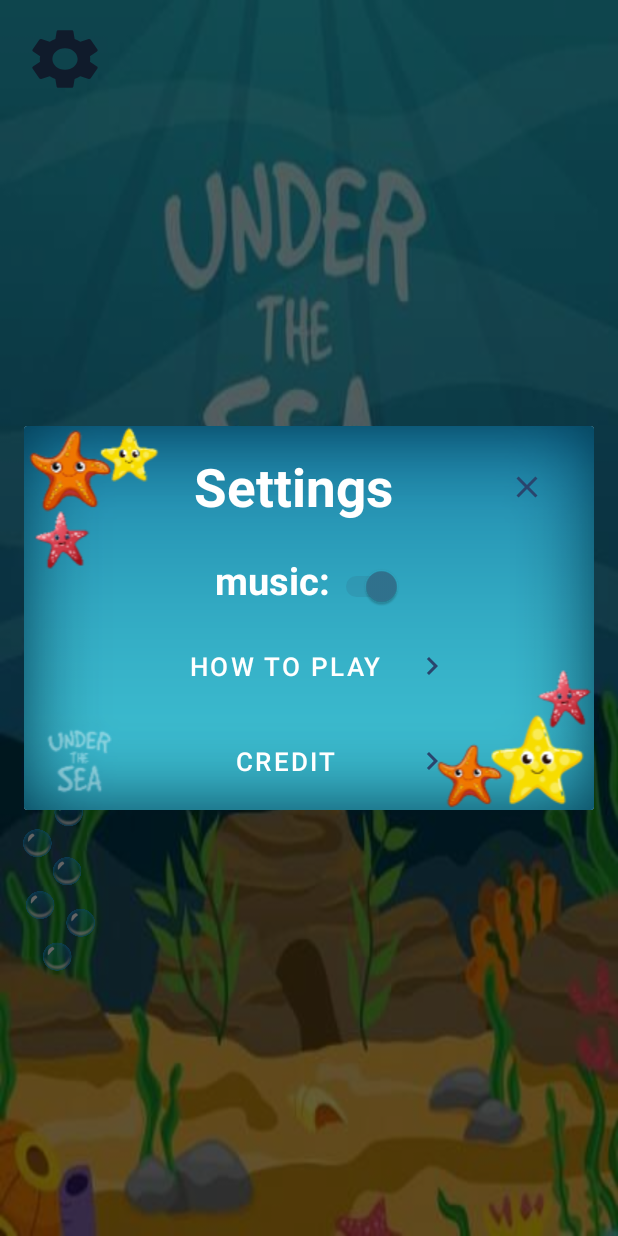
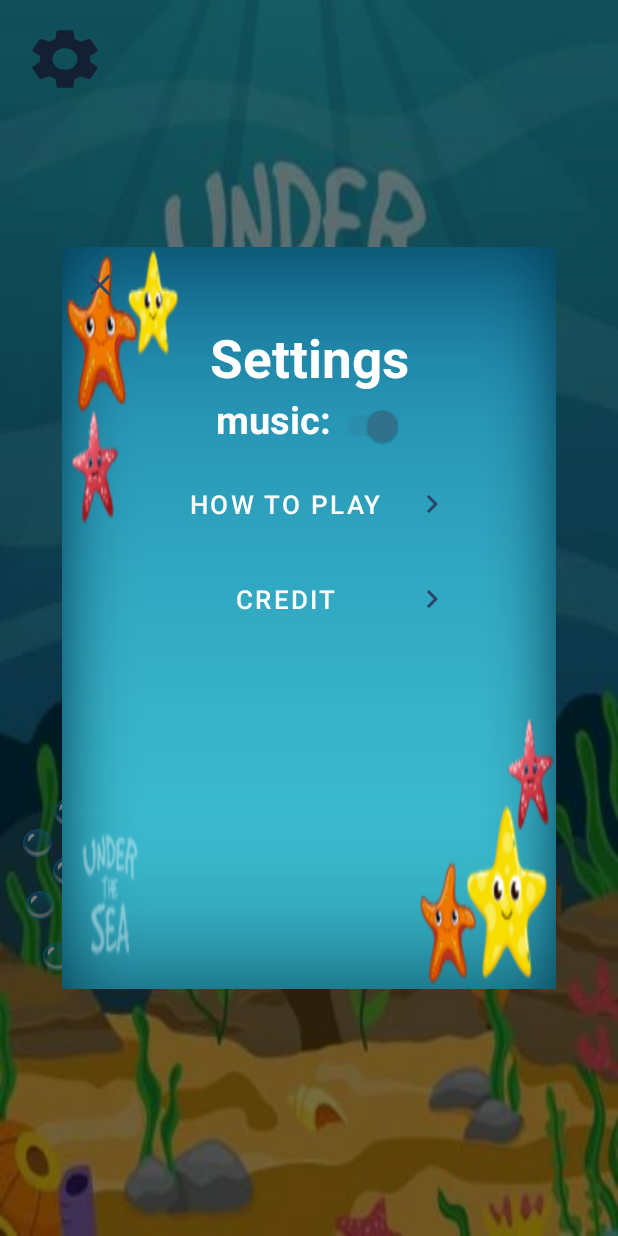
Before and after one commit to yaniv208/UnderTheSea, an Android app: the screen it shows after launch (MainActivity), after a tap on an icon or button, on a phone screen of 412 x 824 dp. Run offline under Robolectric (Android 15) with nearby library versions, the phone set to English and light mode, and no system bars.

Commit message:
Added fragment for settings

```diff
--- a/app/build.gradle
+++ b/app/build.gradle
@@ -33,6 +33,7 @@ dependencies {
     implementation 'androidx.appcompat:appcompat:1.2.0'
     implementation 'com.google.android.material:material:1.3.0'
     implementation 'androidx.constraintlayout:constraintlayout:2.0.4'
+    implementation 'androidx.legacy:legacy-support-v4:1.0.0'
     testImplementation 'junit:junit:4.+'
     androidTestImplementation 'androidx.test.ext:junit:1.1.2'
     androidTestImplementation 'androidx.test.espresso:espresso-core:3.3.0'
--- a/app/src/main/java/com/hit/underthesea/MainActivity.java
+++ b/app/src/main/java/com/hit/underthesea/MainActivity.java
@@ -12,6 +12,8 @@ import android.widget.ImageButton;
 import android.widget.ImageView;
 import android.widget.Switch;
 import android.widget.TextView;
+
+import com.hit.underthesea.fragments.SettingsFragment;
 
 import java.util.zip.Inflater;
 
@@ -32,42 +34,43 @@ public class MainActivity extends AppCompatActivity {
         setting.setOnClickListener(new View.OnClickListener() {
             @Override
             public void onClick(View view) {
-                AlertDialog.Builder builder = new AlertDialog.Builder(MainActivity.this);
-
-                View dialogView =  getLayoutInflater().inflate(R.layout.menu,null);
-
-                Switch music = dialogView.findViewById(R.id.switchmusic_btn);
-                Button howToPlay = dialogView.findViewById(R.id.howtoplay_btn);
-
-                AlertDialog.Builder builderHowToPlay = new AlertDialog.Builder(MainActivity.this);
-                View dialogView2 = getLayoutInflater().inflate(R.layout.how_to_play,null);
-                TextView title = dialogView2.findViewById(R.id.title_how_to_play);
-                TextView subtitle = dialogView2.findViewById(R.id.text_how_to_play);
-
-                howToPlay.setOnClickListener(new View.OnClickListener() {
-                    @Override
-                    public void onClick(View view) {
-                        builderHowToPlay.setView(dialogView2).show();
-                        title.setText("How to play");
-                        subtitle.setText("jnev;vmwe;m;rv'v we");
-                    }
-                });
-
-                Button credit = dialogView.findViewById(R.id.credit_btn);
-
-                credit.setOnClickListener(new View.OnClickListener() {
-                    @Override
-                    public void onClick(View view) {
-
-                        builderHowToPlay.setView(dialogView2).show();
-                        title.setText("Credit");
-                        subtitle.setText(";aksocmwooslq;,");
-                    }
-                });
-
-
-                builder.setCancelable(false);
-                builder.setView(dialogView).show();
+                getSupportFragmentManager().beginTransaction().add(R.id.fragment_container, new SettingsFragment(), null).addToBackStack("Settings").commit();
+//                AlertDialog.Builder builder = new AlertDialog.Builder(MainActivity.this);
+//
+//                View dialogView =  getLayoutInflater().inflate(R.layout.menu,null);
+//
+//                Switch music = dialogView.findViewById(R.id.switchmusic_btn);
+//                Button howToPlay = dialogView.findViewById(R.id.howtoplay_btn);
+//
+//                AlertDialog.Builder builderHowToPlay = new AlertDialog.Builder(MainActivity.this);
+//                View dialogView2 = getLayoutInflater().inflate(R.layout.how_to_play,null);
+//                TextView title = dialogView2.findViewById(R.id.title_how_to_play);
+//                TextView subtitle = dialogView2.findViewById(R.id.text_how_to_play);
+//
+//                howToPlay.setOnClickListener(new View.OnClickListener() {
+//                    @Override
+//                    public void onClick(View view) {
+//                        builderHowToPlay.setView(dialogView2).show();
+//                        title.setText("How to play");
+//                        subtitle.setText("jnev;vmwe;m;rv'v we");
+//                    }
+//                });
+//
+//                Button credit = dialogView.findViewById(R.id.credit_btn);
+//
+//                credit.setOnClickListener(new View.OnClickListener() {
+//                    @Override
+//                    public void onClick(View view) {
+//
+//                        builderHowToPlay.setView(dialogView2).show();
+//                        title.setText("Credit");
+//                        subtitle.setText(";aksocmwooslq;,");
+//                    }
+//                });
+//
+//
+//                builder.setCancelable(false);
+//                builder.setView(dialogView).show();
 
 
 
--- /dev/null
+++ b/app/src/main/java/com/hit/underthesea/fragments/SettingsFragment.java
@@ -0,0 +1,49 @@
+package com.hit.underthesea.fragments;
+
+import android.os.Bundle;
+
+import androidx.fragment.app.Fragment;
+import androidx.transition.TransitionInflater;
+
+import android.view.LayoutInflater;
+import android.view.View;
+import android.view.ViewGroup;
+import android.widget.Button;
+
+import com.hit.underthesea.R;
+
+
+public class SettingsFragment extends Fragment implements View.OnClickListener {
+
+    public SettingsFragment() {
+        // Required empty public constructor
+
+    }
+
+
+    @Override
+    public void onCreate(Bundle savedInstanceState) {
+        super.onCreate(savedInstanceState);
+        TransitionInflater inflater = TransitionInflater.from(getActivity());
+        setEnterTransition(inflater.inflateTransition(R.transition.slide_right));
+    }
+
+    @Override
+    public View onCreateView(LayoutInflater inflater, ViewGroup container,
+                             Bundle savedInstanceState) {
+        // Inflate the layout for this fragment
+        View view = inflater.inflate(R.layout.menu, container, false);
+        Button howToPlay = view.findViewById(R.id.howToPlay_btn);
+        howToPlay.setOnClickListener(this);
+        return view;
+    }
+
+    @Override
+    public void onClick(View v) {
+        switch (v.getId()) {
+            case R.id.howToPlay_btn:
+                getChildFragmentManager().beginTransaction().add(R.id.child_container, new HowToPlayFragment(), null).commit();
+                break;
+        }
+    }
+}
--- a/app/src/main/res/layout/activity_main.xml
+++ b/app/src/main/res/layout/activity_main.xml
@@ -51,4 +51,9 @@
         android:layout_marginLeft="15dp"
         android:layout_marginTop="400dp"
         android:src="@drawable/bubbles" />
+    <FrameLayout
+        android:layout_width="match_parent"
+        android:layout_height="match_parent"
+        android:elevation="2dp"
+        android:id="@+id/fragment_container"/>
 </RelativeLayout>
--- a/app/src/main/res/layout/menu.xml
+++ b/app/src/main/res/layout/menu.xml
@@ -1,46 +1,48 @@
 <?xml version="1.0" encoding="utf-8"?>
-<LinearLayout
-    xmlns:android="http://schemas.android.com/apk/res/android"
-    xmlns:tools="http://schemas.android.com/tools"
-    android:id="@+id/mainmenu"
+<androidx.constraintlayout.widget.ConstraintLayout xmlns:android="http://schemas.android.com/apk/res/android"
     android:layout_width="match_parent"
+    xmlns:app="http://schemas.android.com/apk/res-auto"
+    android:background="#88000000"
+    android:layout_height="match_parent">
+    <androidx.constraintlayout.widget.ConstraintLayout
+        android:layout_width="0dp"
+        android:layout_height="0dp"
+        android:id="@+id/popup_view"
+        app:layout_constraintWidth_percent=".8"
+        app:layout_constraintHeight_percent=".6"
         android:background="@drawable/back"
-    android:layout_height="wrap_content"
-    android:orientation="vertical">
-
-    <RelativeLayout
-        android:layout_width="wrap_content"
-        android:layout_marginTop="15dp"
-        android:layout_marginRight="20dp"
-        android:layout_height="wrap_content">
-
+        app:layout_constraintStart_toStartOf="parent"
+        app:layout_constraintEnd_toEndOf="parent"
+        app:layout_constraintTop_toTopOf="parent"
+        app:layout_constraintBottom_toBottomOf="parent">
         <ImageButton
             android:id="@+id/exit_setting"
             android:layout_width="50dp"
             android:layout_height="50dp"
-        android:layout_alignParentRight="true"
-        android:layout_gravity="right"
             android:background="@android:color/transparent"
             android:src="@drawable/ic_exit"
+            app:layout_constraintStart_toStartOf="parent"
+            app:layout_constraintTop_toTopOf="parent"
             />
         <TextView
             android:layout_width="wrap_content"
-        android:layout_alignBaseline="@+id/exit_setting"
             android:layout_height="wrap_content"
-        android:layout_centerInParent="true"
-        android:layout_gravity="center"
+            android:id="@+id/settings_title"
+            app:layout_constraintTop_toBottomOf="@+id/exit_setting"
+            app:layout_constraintStart_toStartOf="parent"
+            app:layout_constraintEnd_toEndOf="parent"
             android:text="Settings"
             android:textColor="@color/white"
-        android:textSize="35dp"
+            android:textSize="35sp"
             android:textStyle="bold"/>
-    </RelativeLayout>
-
-    <RelativeLayout
+        <androidx.appcompat.widget.LinearLayoutCompat
             android:layout_width="wrap_content"
-        android:layout_gravity="center"
-        android:layout_marginTop="20dp"
-        android:layout_height="wrap_content">
-
+            android:layout_height="wrap_content"
+            android:orientation="horizontal"
+            android:id="@+id/music_view"
+            app:layout_constraintTop_toBottomOf="@+id/settings_title"
+            app:layout_constraintStart_toStartOf="parent"
+            app:layout_constraintEnd_toEndOf="parent">
             <TextView
                 android:id="@+id/musicTV"
                 android:layout_width="wrap_content"
@@ -50,7 +52,6 @@
                 android:textStyle="bold"
                 android:textSize="25sp"
                 />
-
             <Switch
                 android:layout_alignBaseline="@+id/musicTV"
                 android:layout_toEndOf="@+id/musicTV"
@@ -58,10 +59,9 @@
                 android:layout_height="wrap_content"
                 android:checked="true"
                 android:id="@+id/switchmusic_btn"/>
-    </RelativeLayout>
-
+        </androidx.appcompat.widget.LinearLayoutCompat>
         <Button
-        android:id="@+id/howtoplay_btn"
+            android:id="@+id/howToPlay_btn"
             android:layout_width="220dp"
             android:layout_height="wrap_content"
             android:backgroundTint="@color/white"
@@ -69,9 +69,11 @@
             android:textSize="17dp"
             android:background="@android:color/transparent"
             android:drawableRight="@drawable/ic_baseline_navigate_next_24"
+            app:layout_constraintTop_toBottomOf="@+id/music_view"
+            app:layout_constraintStart_toStartOf="parent"
+            app:layout_constraintEnd_toEndOf="parent"
             android:layout_marginTop="15dp"
-        android:textColor="@color/white"
-        android:layout_gravity="center"/>
+            android:textColor="@color/white" />
         <Button
             android:id="@+id/credit_btn"
             android:layout_width="220dp"
@@ -81,8 +83,22 @@
             android:background="@android:color/transparent"
             android:drawableRight="@drawable/ic_baseline_navigate_next_24"
             android:layout_marginTop="15dp"
+            app:layout_constraintTop_toBottomOf="@+id/howToPlay_btn"
             android:text="Credit"
-        android:layout_gravity="center"/>
+            app:layout_constraintStart_toStartOf="parent"
+            app:layout_constraintEnd_toEndOf="parent"/>
+    </androidx.constraintlayout.widget.ConstraintLayout>
+
+    <FrameLayout
+        android:layout_width="0dp"
+        android:layout_height="0dp"
+        android:id="@+id/child_container"
+        app:layout_constraintStart_toStartOf="@id/popup_view"
+        app:layout_constraintEnd_toEndOf="@+id/popup_view"
+        app:layout_constraintTop_toTopOf="@id/popup_view"
+        app:layout_constraintBottom_toBottomOf="@id/popup_view"/>
 
 
-</LinearLayout>
+
+
+</androidx.constraintlayout.widget.ConstraintLayout>
--- /dev/null
+++ b/app/src/main/res/transition/slide_right.xml
@@ -0,0 +1,3 @@
+<?xml version="1.0" encoding="utf-8"?>
+<slide xmlns:android="http://schemas.android.com/apk/res/android" android:duration="@android:integer/config_shortAnimTime"
+    android:slideEdge="right"/>
--- a/app/src/main/res/values/strings.xml
+++ b/app/src/main/res/values/strings.xml
@@ -1,3 +1,5 @@
 <resources>
     <string name="app_name">underTheSea</string>
+    <!-- TODO: Remove or change this placeholder text -->
+    <string name="hello_blank_fragment">Hello blank fragment</string>
 </resources>
```
Also changed, not shown: app/src/main/java/com/hit/underthesea/fragments/HowToPlayFragment.java (added, +36 -0 lines), app/src/main/res/layout/how_to_play.xml (+18 -27 lines). Lines whose indentation alone changed are shown as unchanged.
